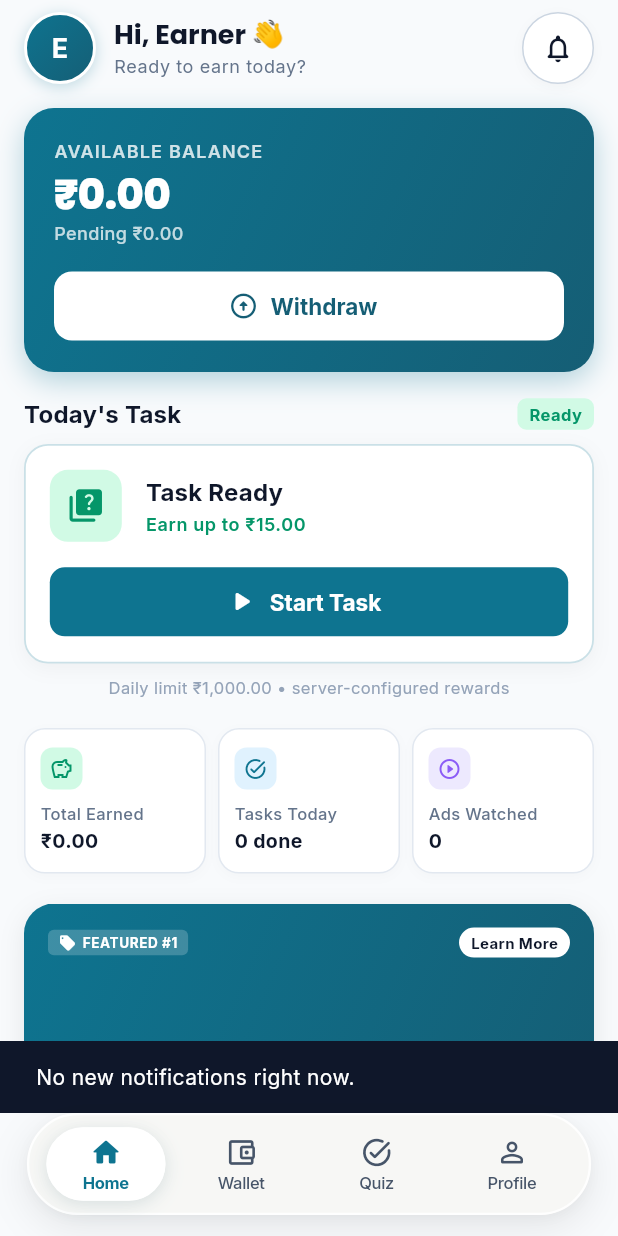
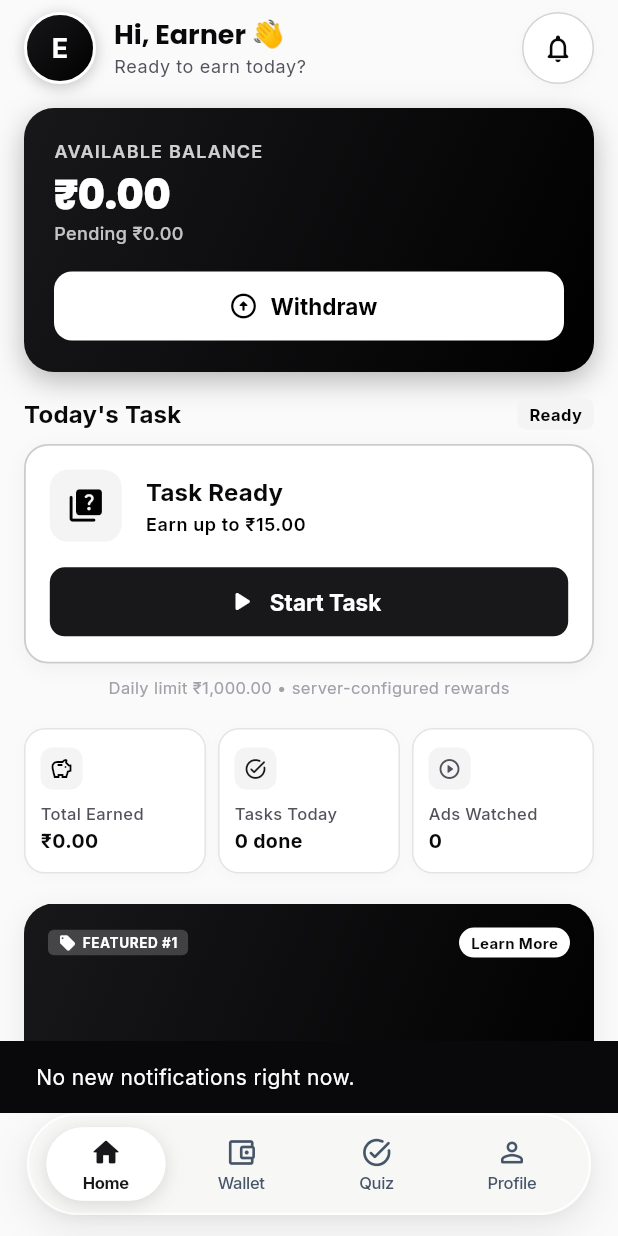
Before and after one commit to virajsavaliya/mobyads, a Flutter app: the HomeScreen screen opened by its route, after a tap on the "notifications none" icon, on a phone screen of 412 x 824 dp. Run offline on Flutter 3.47's test engine with Material 3 defaults, Android fonts, the phone set to English and light mode, and no system bars; our stand-ins replace dio, flutter_riverpod, go_router, google_fonts, google_mobile_ads, shared_preferences; accounts and stored records are empty; network calls fail.

Commit message:
Polish: black-and-white brand theme, statuses stay semantic

```diff
--- a/lib/core/theme/app_colors.dart
+++ b/lib/core/theme/app_colors.dart
@@ -1,33 +1,34 @@
 import 'package:flutter/material.dart';
 
 /// App Color Palette
-/// Trustworthy Blue/Teal primary with Money/Earnings Accent Green
+/// Monochrome black & white brand. Semantic status colors are the only
+/// exception (success/warning/error/info carry ledger meaning per DESIGN.md).
 class AppColors {
   AppColors._();
 
-  // Primary Palette - Trustworthy Deep Blue/Teal
-  static const Color primary = Color(0xFF0E7490);       // Cyan-700 / Ocean Teal
-  static const Color primaryDark = Color(0xFF155E75);   // Cyan-800
-  static const Color primaryLight = Color(0xFFE0F2FE);  // Sky-100
-  static const Color primaryContainer = Color(0xFFBAE6FD);
+  // Primary Palette - Black / Zinc
+  static const Color primary = Color(0xFF18181B);       // Zinc-900
+  static const Color primaryDark = Color(0xFF000000);   // Black
+  static const Color primaryLight = Color(0xFFF4F4F5);  // Zinc-100
+  static const Color primaryContainer = Color(0xFFE4E4E7);
 
-  // Accent Palette - Money / Earnings Green
-  static const Color accent = Color(0xFF10B981);        // Emerald-500
-  static const Color accentDark = Color(0xFF059669);    // Emerald-600
-  static const Color accentLight = Color(0xFFD1FAE5);   // Emerald-100
-  static const Color accentGold = Color(0xFFF59E0B);    // Coin Gold / Amber
+  // Accent Palette - Monochrome (same ramp; statuses use semantic colors)
+  static const Color accent = Color(0xFF18181B);        // Zinc-900
+  static const Color accentDark = Color(0xFF000000);    // Black
+  static const Color accentLight = Color(0xFFF4F4F5);   // Zinc-100
+  static const Color accentGold = Color(0xFF71717A);    // Coin Gray / Zinc-500
 
   // Neutral / Background Colors (Light Mode)
-  static const Color background = Color(0xFFF8FAFC);    // Slate-50
-  static const Color surface = Color(0xFFFFFFFF);       // White
+  static const Color background = Color(0xFFFAFAFA);    // Zinc-50
+  static const Color surface = Color(0xFFFFFFFF);      // White
   static const Color card = Color(0xFFFFFFFF);
-  static const Color divider = Color(0xFFE2E8F0);       // Slate-200
-  static const Color border = Color(0xFFCBD5E1);        // Slate-300
+  static const Color divider = Color(0xFFE4E4E7);       // Zinc-200
+  static const Color border = Color(0xFFD4D4D8);        // Zinc-300
 
   // Text Colors (Light Mode)
-  static const Color textPrimary = Color(0xFF0F172A);   // Slate-900
-  static const Color textSecondary = Color(0xFF64748B); // Slate-500
-  static const Color textMuted = Color(0xFF94A3B8);     // Slate-400
+  static const Color textPrimary = Color(0xFF09090B);   // Zinc-950
+  static const Color textSecondary = Color(0xFF52525B); // Zinc-600
+  static const Color textMuted = Color(0xFFA1A1AA);     // Zinc-400
   static const Color textInverse = Color(0xFFFFFFFF);
 
   // Semantic Status Colors
--- a/lib/features/home/screens/home_screen.dart
+++ b/lib/features/home/screens/home_screen.dart
@@ -287,14 +287,14 @@ class _HomeScreenState extends ConsumerState<HomeScreen> {
       padding: const EdgeInsets.all(AppSpacing.l),
       decoration: BoxDecoration(
         gradient: const LinearGradient(
-          colors: [Color(0xFF0E7490), Color(0xFF155E75)],
+          colors: [Color(0xFF18181B), Color(0xFF000000)],
           begin: Alignment.topLeft,
           end: Alignment.bottomRight,
         ),
         borderRadius: BorderRadius.circular(20),
         boxShadow: [
           BoxShadow(
-            color: const Color(0xFF0E7490).withValues(alpha: 0.3),
+            color: const Color(0xFF18181B).withValues(alpha: 0.3),
             blurRadius: 16,
             offset: const Offset(0, 6),
           ),
@@ -427,10 +427,10 @@ class _HomeScreenState extends ConsumerState<HomeScreen> {
     required BannerAd bannerAd,
   }) {
     final List<List<Color>> gradients = [
-      const [Color(0xFF0F172A), Color(0xFF1E293B)],
-      const [Color(0xFF0E7490), Color(0xFF155E75)],
-      const [Color(0xFF312E81), Color(0xFF1E1B4B)],
-      const [Color(0xFF14532D), Color(0xFF064E3B)],
+      const [Color(0xFF09090B), Color(0xFF27272A)],
+      const [Color(0xFF18181B), Color(0xFF000000)],
+      const [Color(0xFF3F3F46), Color(0xFF18181B)],
+      const [Color(0xFF52525B), Color(0xFF27272A)],
     ];
     final gradient = gradients[index % gradients.length];
 
@@ -501,28 +501,28 @@ class _HomeScreenState extends ConsumerState<HomeScreen> {
       {
         'title': 'Featured Partner Deals',
         'subtitle': 'Complete daily news quizzes to unlock sponsored brand rewards.',
-        'gradient': [const Color(0xFF0E7490), const Color(0xFF155E75)],
+        'gradient': [const Color(0xFF18181B), const Color(0xFF000000)],
         'icon': Icons.local_offer_rounded,
         'badge': 'FEATURED',
       },
       {
         'title': 'Daily Cashback Rewards',
         'subtitle': 'Sponsored by certified brand partners with guaranteed bank payouts.',
-        'gradient': [const Color(0xFF1E293B), const Color(0xFF334155)],
+        'gradient': [const Color(0xFF27272A), const Color(0xFF3F3F46)],
         'icon': Icons.savings_rounded,
         'badge': 'SPONSOR',
       },
       {
         'title': 'Quiz Bonus Multiplier',
         'subtitle': 'Earn up to 2x bonus reward coins by maintaining your daily streak.',
-        'gradient': [const Color(0xFF4338CA), const Color(0xFF312E81)],
+        'gradient': [const Color(0xFF52525B), const Color(0xFF27272A)],
         'icon': Icons.stars_rounded,
         'badge': 'BOOST',
       },
       {
         'title': 'Verified News Sponsor',
         'subtitle': 'Daily educational affairs verified and supported by certified advertisers.',
-        'gradient': [const Color(0xFF0F766E), const Color(0xFF115E59)],
+        'gradient': [const Color(0xFF27272A), const Color(0xFF18181B)],
         'icon': Icons.verified_user_rounded,
         'badge': 'VERIFIED',
       },
@@ -577,7 +577,7 @@ class _HomeScreenState extends ConsumerState<HomeScreen> {
                 child: const Text(
                   'Learn More',
                   style: TextStyle(
-                    color: Color(0xFF0F172A),
+                    color: Color(0xFF09090B),
                     fontSize: 10,
                     fontWeight: FontWeight.bold,
                   ),
@@ -641,8 +641,8 @@ class _HomeScreenState extends ConsumerState<HomeScreen> {
         Expanded(
           child: _StatChip(
             icon: Icons.play_circle_outline_rounded,
-            iconColor: const Color(0xFF8B5CF6), // Purple
-            bgColor: const Color(0xFFEDE9FE),
+            iconColor: const Color(0xFF52525B), // Gray
+            bgColor: const Color(0xFFF4F4F5),
             title: 'Ads Watched',
             value: '${dashboardState.adsWatchedToday}',
           ),
@@ -819,7 +819,7 @@ class _HomeScreenState extends ConsumerState<HomeScreen> {
                     vertical: AppSpacing.s + 2,
                   ),
                   decoration: BoxDecoration(
-                    color: const Color(0xFFF8FAFC),
+                    color: const Color(0xFFFAFAFA),
                     borderRadius: BorderRadius.circular(12),
                     border: Border.all(color: AppColors.divider),
                   ),
@@ -839,7 +839,7 @@ class _HomeScreenState extends ConsumerState<HomeScreen> {
                           fontWeight: FontWeight.w800,
                           letterSpacing: 1.5,
                           fontFeatures: [FontFeature.tabularFigures()],
-                          color: Color(0xFF1E293B),
+                          color: Color(0xFF27272A),
                         ),
                       ),
                     ],
--- a/lib/features/profile/screens/help_support_screen.dart
+++ b/lib/features/profile/screens/help_support_screen.dart
@@ -307,7 +307,7 @@ class _HelpSupportScreenState extends State<HelpSupportScreen> {
                 padding: const EdgeInsets.all(AppSpacing.l),
                 decoration: BoxDecoration(
                   gradient: const LinearGradient(
-                    colors: [Color(0xFF0E7490), Color(0xFF155E75)],
+                    colors: [Color(0xFF18181B), Color(0xFF000000)],
                     begin: Alignment.topLeft,
                     end: Alignment.bottomRight,
                   ),
--- a/lib/features/withdrawals/widgets/add_payout_method_sheet.dart
+++ b/lib/features/withdrawals/widgets/add_payout_method_sheet.dart
@@ -151,7 +151,7 @@ class _AddPayoutMethodSheetContentState
                         type: PayoutMethodType.paytm,
                         title: 'Paytm',
                         icon: Icons.account_balance_wallet_rounded,
-                        activeColor: const Color(0xFF0284C7),
+                        activeColor: const Color(0xFF3F3F46),
                       ),
                     ),
                   ],
@@ -282,7 +282,7 @@ class _AddPayoutMethodSheetContentState
                 onPressed: _submitForm,
                 style: ElevatedButton.styleFrom(
                   backgroundColor: _selectedType == PayoutMethodType.paytm
-                      ? const Color(0xFF0284C7)
+                      ? const Color(0xFF3F3F46)
                       : AppColors.primary,
                   padding: const EdgeInsets.symmetric(vertical: 14),
                   shape: RoundedRectangleBorder(
```
Also changed, not shown: lib/features/profile/screens/payout_methods_screen.dart (+5 -5 lines), lib/features/tasks/screens/tasks_screen.dart (+5 -5 lines), lib/features/wallet/screens/wallet_screen.dart (+4 -4 lines), lib/features/withdrawals/screens/withdraw_screen.dart (+5 -5 lines), 1 other file.
